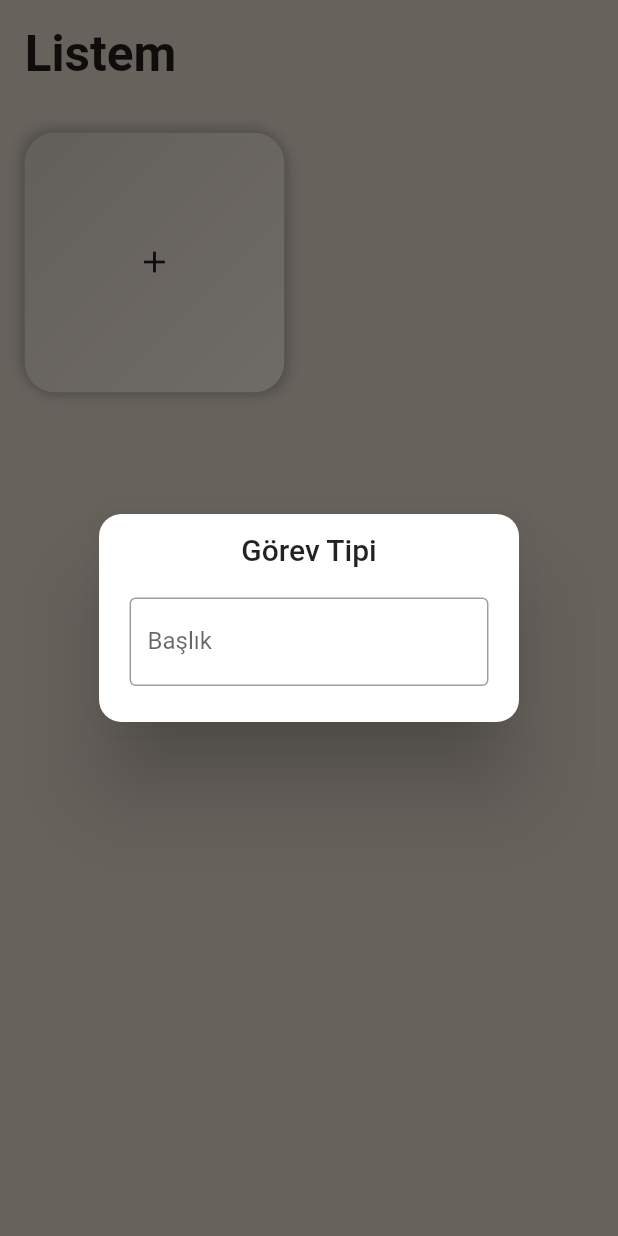
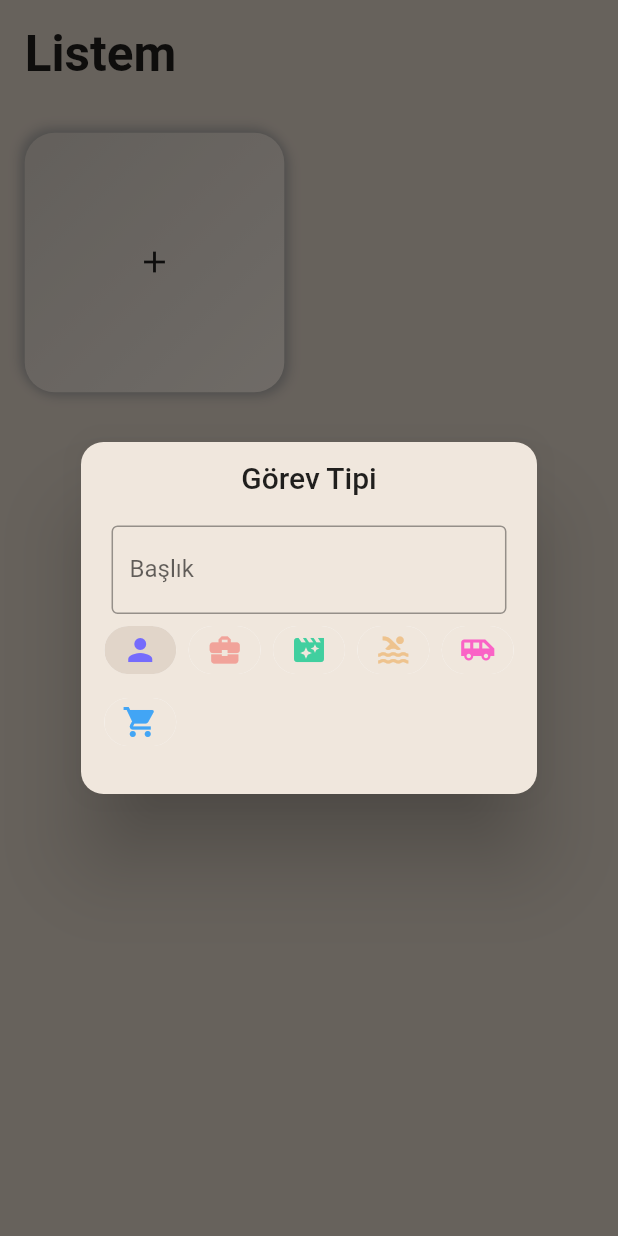
Before and after one commit to erenkaraboga/Task_App, a Flutter app: the screen it shows after launch, after a tap on the "add" icon, on a phone screen of 412 x 824 dp. Run offline on Flutter 3.47's test engine with Material 2 defaults, Android fonts, the phone set to English and light mode, and no system bars; drawn by our look-alikes of flutter_neumorphic; our stand-ins replace equatable, flutter_easyloading, get, get_storage.

Commit message:
Selection of Icons Added

```diff
--- a/lib/app/modules/home/controller.dart
+++ b/lib/app/modules/home/controller.dart
@@ -3,22 +3,28 @@ import 'package:get/get.dart';
 import 'package:task_app_getx/app/data/models/task.dart';
 import 'package:task_app_getx/app/data/services/storage/repository.dart';
 
-class HomeController extends GetxController{
+class HomeController extends GetxController {
   TaskRepository taskRepository;
   HomeController({required this.taskRepository});
-  final tasks= <Task>[].obs;
+  final tasks = <Task>[].obs;
   final formKey = GlobalKey<FormState>();
   final editCtrl = TextEditingController();
+  final chipIndex = 0.obs;
   @override
   void onInit() {
     // TODO: implement onInit
     super.onInit();
     tasks.assignAll(taskRepository.readTasks());
-    ever(tasks, (_)=>taskRepository.writeTasks(tasks));
+    ever(tasks, (_) => taskRepository.writeTasks(tasks));
   }
+
   @override
   void onClose() {
     // TODO: implement onClose
     super.onClose();
   }
+
+  void changeChipIndex(int value) {
+    chipIndex.value = value;
+  }
 }
--- a/lib/app/modules/home/view.dart
+++ b/lib/app/modules/home/view.dart
@@ -25,6 +25,7 @@ class HomePage extends GetView<HomeController> {
                       TextStyle(fontSize: 24.0.sp, fontWeight: FontWeight.bold),
                 ),
               ),
+
               GridView.count(
                 crossAxisCount: 2,
                 shrinkWrap: true,
--- a/lib/app/modules/home/widgets/add_cart.dart
+++ b/lib/app/modules/home/widgets/add_cart.dart
@@ -1,12 +1,8 @@
-import 'package:flutter/material.dart';
-import 'package:flutter/services.dart';
 import 'package:get/get.dart';
-import 'package:get/get_connect/http/src/utils/utils.dart';
 import 'package:task_app_getx/app/core/utils/extensions.dart';
 import 'package:task_app_getx/app/core/values/colors.dart';
 import 'package:task_app_getx/app/modules/home/controller.dart';
 import 'package:task_app_getx/app/widgets/icons.dart';
-import 'package:dotted_border/dotted_border.dart';
 import 'package:flutter_neumorphic/flutter_neumorphic.dart';
 
 class AddCard extends StatelessWidget {
@@ -22,22 +18,10 @@ class AddCard extends StatelessWidget {
       margin: EdgeInsets.all(4.0.wp),
       child: NeumorphicButton(
         child: const Icon(Icons.add),
-        onPressed: openDialog,
-        style: NeumorphicStyle(
-            shape: NeumorphicShape.concave,
-            boxShape: NeumorphicBoxShape.roundRect(BorderRadius.circular(20)),
-            depth: 5,
-            shadowLightColorEmboss: Colors.black,
-            shadowDarkColor: grey,
-            shadowLightColor: grey,
-            color: boxes),
-      ),
-    );
-  }
-
-  void openDialog() async {
-    await Future.delayed(Duration(milliseconds: 300));
+        onPressed: () async {
+          await Future.delayed(const Duration(milliseconds: 300));
           await Get.defaultDialog(
+              backgroundColor: boxes,
               titlePadding: EdgeInsets.symmetric(vertical: 3.0.wp),
               title: "Görev Tipi",
               radius: 15,
@@ -59,7 +43,36 @@ class AddCard extends StatelessWidget {
                       },
                     ),
                   ),
+                  Wrap(
+                      spacing: 2.0.wp,
+                      children: icons
+                          .map((e) => Obx(() {
+                                final index = icons.indexOf(e);
+                                return ChoiceChip(
+                                  backgroundColor: boxes,
+                                  pressElevation: 0,
+                                  selectedColor: background,
+                                  label: e,
+                                  selected: homeCtrl.chipIndex.value == index,
+                                  onSelected: (bool selected) {
+                                    homeCtrl.chipIndex.value =
+                                        selected ? index : 0;
+                                  },
+                                );
+                              }))
+                          .toList()),
                 ]),
               ));
+        },
+        style: NeumorphicStyle(
+            shape: NeumorphicShape.concave,
+            boxShape: NeumorphicBoxShape.roundRect(BorderRadius.circular(20)),
+            depth: 5,
+            shadowLightColorEmboss: Colors.black,
+            shadowDarkColor: grey,
+            shadowLightColor: grey,
+            color: boxes),
+      ),
+    );
   }
 }
--- a/pubspec.yaml
+++ b/pubspec.yaml
@@ -33,7 +33,7 @@ dependencies:
 
   # The following adds the Cupertino Icons font to your application.
   # Use with the CupertinoIcons class for iOS style icons.
-  cupertino_icons: ^1.0.2
+  cupertino_icons: ^1.0.4
   get: ^4.6.1
   get_storage: ^2.0.3
   equatable: ^2.0.3
```
Also changed, not shown: lib/app/widgets/icons.dart (+9 -7 lines). Lines whose indentation alone changed are shown as unchanged.
